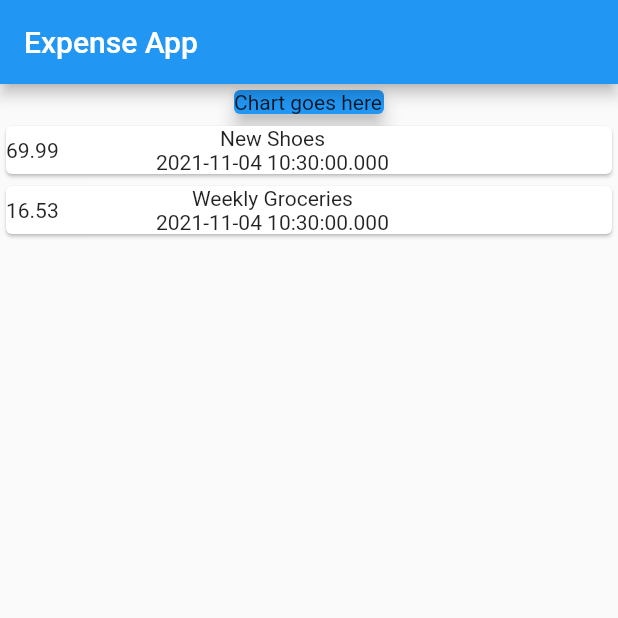
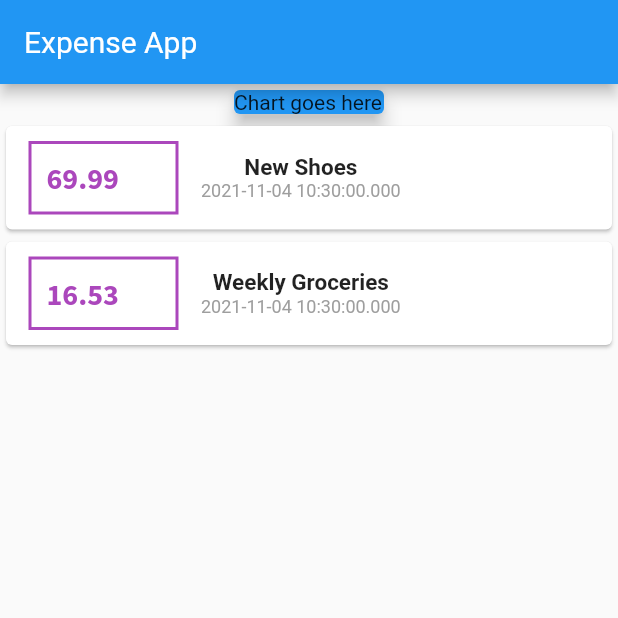
Before and after one commit to alexmisnovs/expense_tracker, a Flutter app: the screen it shows after launch, on a phone screen of 412 x 824 dp, the top half of it. Run offline on Flutter 3.47's test engine with Material 2 defaults, Android fonts, the phone set to English and light mode, and no system bars.

Commit message:
Added fonts, styled text temp

```diff
--- a/lib/main.dart
+++ b/lib/main.dart
@@ -52,11 +52,42 @@ class MyHomePage extends StatelessWidget {
                 child: Row(
               children: [
                 Container(
-                    child: Text(transaction.amount.toString()), width: 100),
+                    margin: EdgeInsets.symmetric(horizontal: 15, vertical: 10),
+                    decoration: BoxDecoration(
+                        border: Border.all(
+                      color: Colors.purple.shade400,
+                      width: 2,
+                    )),
+                    padding: EdgeInsets.all(10),
+                    child: Text(
+                      transaction.amount.toString(),
+                      style: TextStyle(
+                        fontFamily: 'Source Sans Pro',
+                        fontWeight: FontWeight.bold,
+                        fontSize: 20,
+                        color: Colors.purple.shade400,
+                      ),
+                    ),
+                    width: 100),
                 Column(
                   children: [
-                    Text(transaction.title),
-                    Text(transaction.date.toString())
+                    Text(
+                      transaction.title,
+                      style: TextStyle(
+                        fontFamily: 'Roboto',
+                        fontWeight: FontWeight.bold,
+                        fontSize: 15,
+                      ),
+                    ),
+                    Text(
+                      transaction.date.toString(),
+                      style: TextStyle(
+                        fontFamily: 'Roboto',
+                        fontWeight: FontWeight.normal,
+                        fontSize: 12,
+                        color: Colors.grey,
+                      ),
+                    )
                   ],
                 )
               ],
```
Also changed, not shown: pubspec.yaml (+11 -10 lines), fonts/Roboto-Bold.ttf (added), fonts/Roboto-Light.ttf (added), fonts/Roboto-Regular.ttf (added), fonts/SourceSansPro-Bold.ttf (added), fonts/SourceSansPro-Regular.ttf (added).
